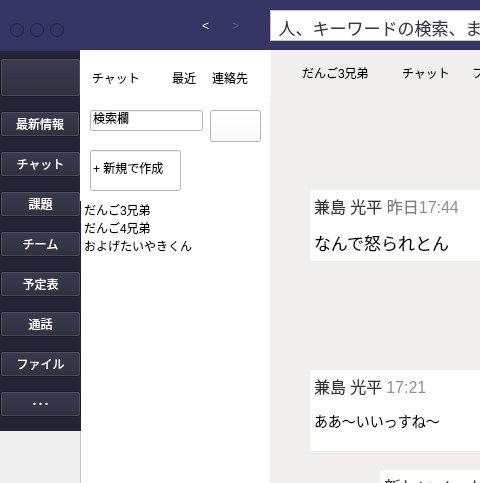
This is chat_screen.ui in kanekou/fix_ui_teams as Qt 5 draws it before an edit; both pictures show x 0 to 480 and y 0 to 483 of the 851 by 598 pixel window. The edited form follows.
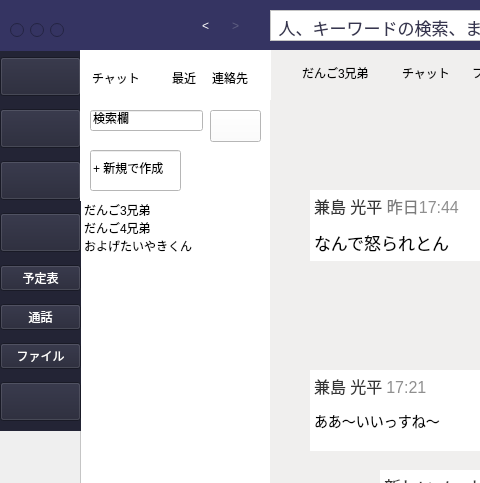
This is the edited form. Icons and pictures are not drawn.

Diff of the .ui file:
```diff
--- a/chat_screen.ui
+++ b/chat_screen.ui
@@ -82,71 +82,50 @@
       </widget>
      </item>
      <item>
-      <widget class="QPushButton" name="sidebutton1">
-       <property name="sizePolicy">
-        <sizepolicy hsizetype="Fixed" vsizetype="Fixed">
-         <horstretch>22</horstretch>
-         <verstretch>0</verstretch>
-        </sizepolicy>
-       </property>
-       <property name="minimumSize">
-        <size>
-         <width>69</width>
-         <height>0</height>
-        </size>
-       </property>
-       <property name="sizeIncrement">
-        <size>
-         <width>30</width>
-         <height>49</height>
-        </size>
-       </property>
+      <widget class="QToolButton" name="toolButton_5">
        <property name="styleSheet">
-        <string notr="true">alternate-background-color: rgb(52, 52, 88);
-color : rgb(255, 255, 255);
-font: 13pt &quot;.AppleSystemUIFont&quot;;</string>
+        <string notr="true">image: url(:/test/images/チャット.png);</string>
        </property>
        <property name="text">
-        <string>最新情報</string>
+        <string/>
        </property>
        <property name="iconSize">
         <size>
-         <width>32</width>
+         <width>88</width>
          <height>32</height>
         </size>
        </property>
       </widget>
      </item>
      <item>
-      <widget class="QPushButton" name="sidebutton2">
+      <widget class="QToolButton" name="toolButton_6">
        <property name="styleSheet">
-        <string notr="true">font: 13pt &quot;.AppleSystemUIFont&quot;;
-color : rgb(255, 255, 255)</string>
+        <string notr="true">image: url(:/test/images/課題.png);</string>
        </property>
        <property name="text">
-        <string>チャット</string>
+        <string/>
        </property>
-      </widget>
-     </item>
-     <item>
-      <widget class="QPushButton" name="sidebutton3">
-       <property name="styleSheet">
-        <string notr="true">font: 13pt &quot;.AppleSystemUIFont&quot;;
-color : rgb(255, 255, 255)</string>
+       <property name="iconSize">
+        <size>
+         <width>88</width>
+         <height>32</height>
+        </size>
        </property>
-       <property name="text">
-        <string>課題</string>
-       </property>
       </widget>
      </item>
      <item>
-      <widget class="QPushButton" name="sidebutton4">
+      <widget class="QToolButton" name="toolButton_7">
        <property name="styleSheet">
-        <string notr="true">font: 13pt &quot;.AppleSystemUIFont&quot;;
-color : rgb(255, 255, 255)</string>
+        <string notr="true">image: url(:/test/images/チーム.png);</string>
        </property>
        <property name="text">
-        <string>チーム</string>
+        <string/>
+       </property>
+       <property name="iconSize">
+        <size>
+         <width>88</width>
+         <height>32</height>
+        </size>
        </property>
       </widget>
      </item>
@@ -188,13 +167,18 @@
       </widget>
      </item>
      <item>
-      <widget class="QPushButton" name="sidebutton8">
+      <widget class="QToolButton" name="toolButton_8">
        <property name="styleSheet">
-        <string notr="true">font: 13pt &quot;.AppleSystemUIFont&quot;;
-color : rgb(255, 255, 255)</string>
+        <string notr="true">image: url(:/test/images/その他.png);</string>
        </property>
        <property name="text">
-        <string>･･･</string>
+        <string/>
+       </property>
+       <property name="iconSize">
+        <size>
+         <width>88</width>
+         <height>32</height>
+        </size>
        </property>
       </widget>
      </item>
```
Left out of the diff: 7 changed lines with no effect on the pictures.
